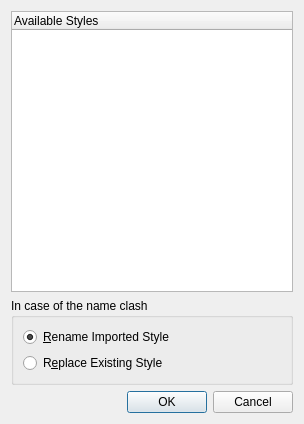
scribusproject/scribus, file scribus/smstyleimport.ui: the form before one commit.
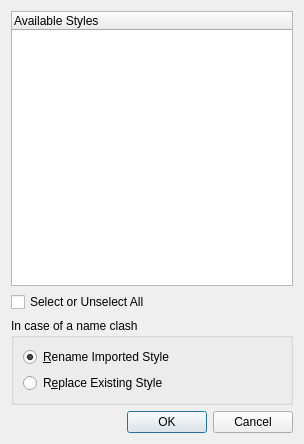
The form after the commit.

Commit message: #7317: Allow the user to toggle all checkboxes in one go on style import

Patch:
```diff
--- a/scribus/smstyleimport.ui
+++ b/scribus/smstyleimport.ui
@@ -6,14 +6,14 @@
     <x>0</x>
     <y>0</y>
     <width>304</width>
-    <height>424</height>
+    <height>444</height>
    </rect>
   </property>
   <property name="windowTitle" >
    <string>Choose Styles</string>
   </property>
-  <layout class="QGridLayout" >
-   <item row="0" column="0" >
+  <layout class="QVBoxLayout" name="verticalLayout" >
+   <item>
     <widget class="QTreeWidget" name="styleWidget" >
      <column>
       <property name="text" >
@@ -22,10 +22,17 @@
      </column>
     </widget>
    </item>
-   <item row="1" column="0" >
+   <item>
+    <widget class="QCheckBox" name="importAllCheckBox" >
+     <property name="text" >
+      <string>Select or Unselect All</string>
+     </property>
+    </widget>
+   </item>
+   <item>
     <widget class="QGroupBox" name="groupBox" >
      <property name="title" >
-      <string>In case of the name clash</string>
+      <string>In case of a name clash</string>
      </property>
      <layout class="QGridLayout" >
       <item row="0" column="0" >
@@ -48,13 +55,13 @@
      </layout>
     </widget>
    </item>
-   <item row="2" column="0" >
+   <item>
     <widget class="QDialogButtonBox" name="buttonBox" >
      <property name="orientation" >
       <enum>Qt::Horizontal</enum>
      </property>
      <property name="standardButtons" >
-      <set>QDialogButtonBox::Cancel|QDialogButtonBox::NoButton|QDialogButtonBox::Ok</set>
+      <set>QDialogButtonBox::Cancel|QDialogButtonBox::Ok</set>
      </property>
     </widget>
    </item>
```
Left out of the diff: 14 changed lines with no effect on the pictures. The commit also changes 2 other files.
